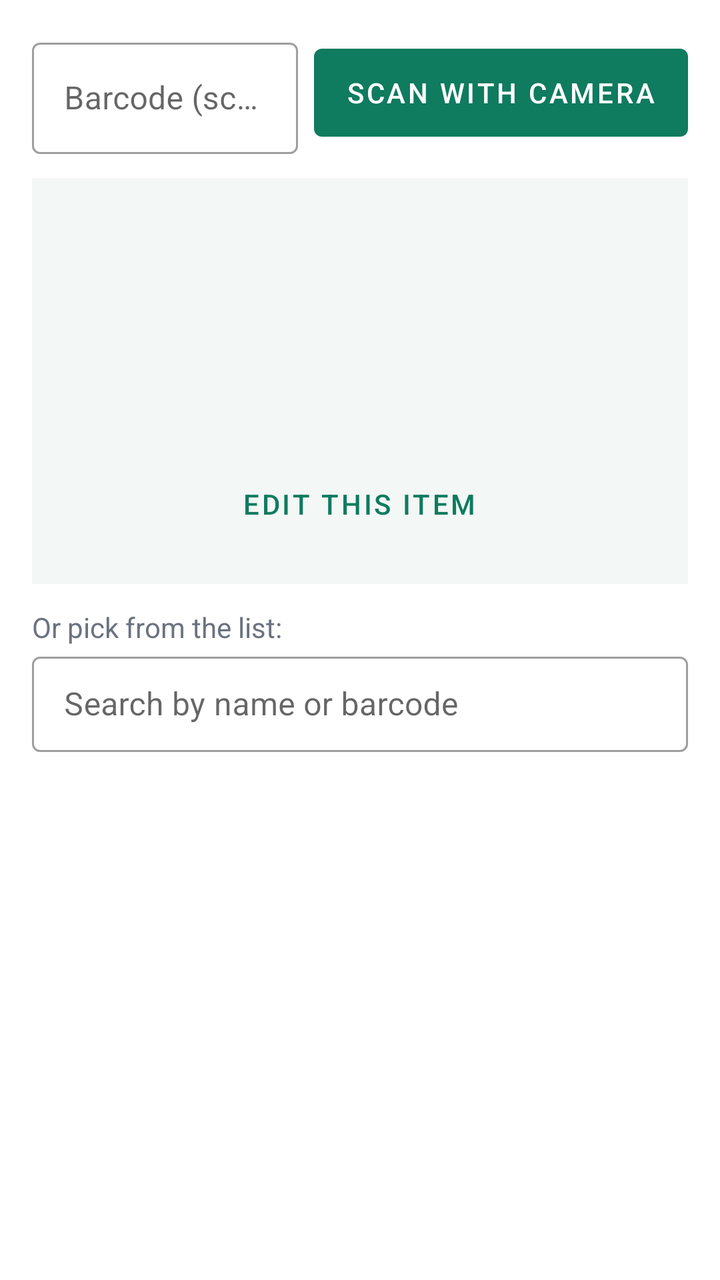
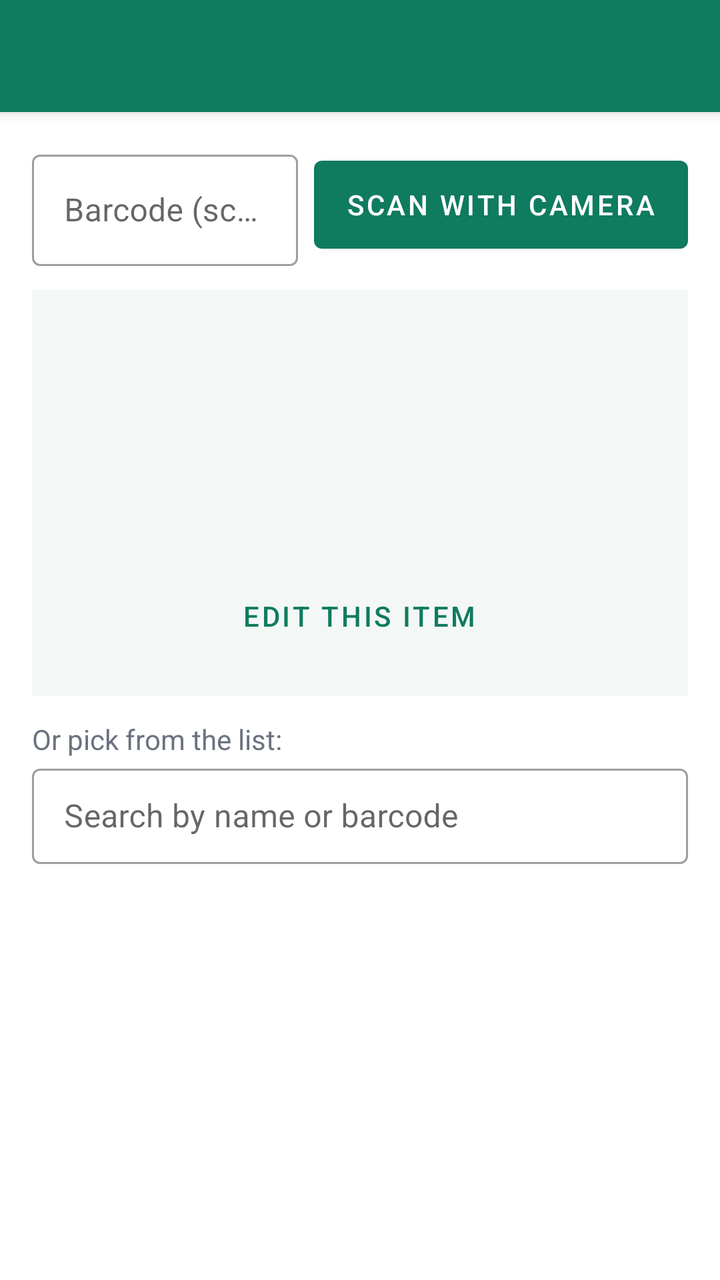

An Android layout rendered at two revisions. The XML below is the earlier revision; the diff shows what the commit changed to produce the second picture.
<!-- AndroidManifest.xml: application theme Theme.StorePOS -->
<!-- res/layout/activity_price_check.xml -->
<?xml version="1.0" encoding="utf-8"?>
<LinearLayout xmlns:android="http://schemas.android.com/apk/res/android"
    android:layout_width="match_parent"
    android:layout_height="match_parent"
    android:orientation="vertical"
    android:padding="16dp">

    <LinearLayout
        android:layout_width="match_parent"
        android:layout_height="wrap_content"
        android:gravity="center_vertical"
        android:orientation="horizontal">

        <com.google.android.material.textfield.TextInputLayout
            style="@style/Widget.MaterialComponents.TextInputLayout.OutlinedBox"
            android:layout_width="0dp"
            android:layout_height="wrap_content"
            android:layout_weight="1"
            android:hint="@string/hint_barcode">
            <com.google.android.material.textfield.TextInputEditText
                android:id="@+id/fieldBarcode"
                android:layout_width="match_parent"
                android:layout_height="wrap_content"
                android:imeOptions="actionSearch"
                android:inputType="text"
                android:maxLines="1"
                android:singleLine="true" />
        </com.google.android.material.textfield.TextInputLayout>

        <com.google.android.material.button.MaterialButton
            android:id="@+id/btnScan"
            android:layout_width="wrap_content"
            android:layout_height="wrap_content"
            android:layout_marginStart="8dp"
            android:minHeight="56dp"
            android:text="@string/btn_scan" />
    </LinearLayout>

    <LinearLayout
        android:id="@+id/resultCard"
        android:layout_width="match_parent"
        android:layout_height="wrap_content"
        android:layout_marginTop="12dp"
        android:background="@color/card_bg"
        android:gravity="center_horizontal"
        android:orientation="vertical"
        android:padding="16dp">

        <TextView
            android:id="@+id/resultName"
            android:layout_width="wrap_content"
            android:layout_height="wrap_content"
            android:gravity="center"
            android:textSize="22sp"
            android:textStyle="bold" />

        <TextView
            android:id="@+id/resultPrice"
            android:layout_width="wrap_content"
            android:layout_height="wrap_content"
            android:textColor="@color/price"
            android:textSize="56sp"
            android:textStyle="bold" />

        <TextView
            android:id="@+id/resultDetail"
            android:layout_width="wrap_content"
            android:layout_height="wrap_content"
            android:textColor="@color/muted" />

        <TextView
            android:id="@+id/notFound"
            android:layout_width="wrap_content"
            android:layout_height="wrap_content"
            android:gravity="center"
            android:textSize="18sp"
            android:visibility="gone" />

        <com.google.android.material.button.MaterialButton
            android:id="@+id/btnEdit"
            style="@style/Widget.MaterialComponents.Button.TextButton"
            android:layout_width="wrap_content"
            android:layout_height="wrap_content"
            android:text="@string/btn_edit" />

        <com.google.android.material.button.MaterialButton
            android:id="@+id/btnRegisterNew"
            android:layout_width="wrap_content"
            android:layout_height="wrap_content"
            android:text="@string/btn_register_new"
            android:visibility="gone" />
    </LinearLayout>

    <TextView
        android:layout_width="wrap_content"
        android:layout_height="wrap_content"
        android:layout_marginTop="12dp"
        android:text="@string/pick_from_list"
        android:textColor="@color/muted" />

    <com.google.android.material.textfield.TextInputLayout
        style="@style/Widget.MaterialComponents.TextInputLayout.OutlinedBox.Dense"
        android:layout_width="match_parent"
        android:layout_height="wrap_content"
        android:hint="@string/hint_search">
        <com.google.android.material.textfield.TextInputEditText
            android:id="@+id/fieldSearch"
            android:layout_width="match_parent"
            android:layout_height="wrap_content"
            android:imeOptions="actionDone"
            android:inputType="text"
            android:maxLines="1" />
    </com.google.android.material.textfield.TextInputLayout>

    <ListView
        android:id="@+id/list"
        android:layout_width="match_parent"
        android:layout_height="0dp"
        android:layout_weight="1" />
</LinearLayout>
<!-- resources referenced by this layout -->
<resources>
  <color name="card_bg">#F3F7F5</color>
  <color name="muted">#6B7280</color>
  <color name="price">#0F7B5F</color>
  <string name="btn_edit">Edit this item</string>
  <string name="btn_register_new">Register this item</string>
  <string name="btn_scan">Scan with camera</string>
  <string name="hint_barcode">Barcode (scan or type, then Enter)</string>
  <string name="hint_search">Search by name or barcode</string>
  <string name="pick_from_list">Or pick from the list:</string>
  <style name="Theme.StorePOS" parent="Theme.MaterialComponents.Light.DarkActionBar">
          <item name="colorPrimary">@color/brand</item>
          <item name="colorPrimaryVariant">@color/brand_dark</item>
          <item name="colorOnPrimary">@android:color/white</item>
          <item name="colorSecondary">@color/accent</item>
          <item name="colorOnSecondary">@android:color/black</item>
          <item name="android:statusBarColor">@color/brand_dark</item>
      </style>
  <color name="brand">#0F7B5F</color>
  <color name="brand_dark">#0A5A45</color>
  <color name="accent">#F2A900</color>
</resources>

<!-- the commit's change to res/layout/activity_price_check.xml (unified diff, before → after) -->
@@ -1,120 +1,132 @@
 <?xml version="1.0" encoding="utf-8"?>
 <LinearLayout xmlns:android="http://schemas.android.com/apk/res/android"
+    android:id="@+id/root"
     android:layout_width="match_parent"
     android:layout_height="match_parent"
-    android:orientation="vertical"
-    android:padding="16dp">
+    android:orientation="vertical">
+
+    <com.google.android.material.appbar.MaterialToolbar
+        android:id="@+id/toolbar"
+        style="@style/AppToolbar" />
 
     <LinearLayout
         android:layout_width="match_parent"
-        android:layout_height="wrap_content"
-        android:gravity="center_vertical"
-        android:orientation="horizontal">
-
-        <com.google.android.material.textfield.TextInputLayout
-            style="@style/Widget.MaterialComponents.TextInputLayout.OutlinedBox"
-            android:layout_width="0dp"
-            android:layout_height="wrap_content"
-            android:layout_weight="1"
-            android:hint="@string/hint_barcode">
-            <com.google.android.material.textfield.TextInputEditText
-                android:id="@+id/fieldBarcode"
-                android:layout_width="match_parent"
-                android:layout_height="wrap_content"
-                android:imeOptions="actionSearch"
-                android:inputType="text"
-                android:maxLines="1"
-                android:singleLine="true" />
-        </com.google.android.material.textfield.TextInputLayout>
-
-        <com.google.android.material.button.MaterialButton
-            android:id="@+id/btnScan"
-            android:layout_width="wrap_content"
-            android:layout_height="wrap_content"
-            android:layout_marginStart="8dp"
-            android:minHeight="56dp"
-            android:text="@string/btn_scan" />
-    </LinearLayout>
-
-    <LinearLayout
-        android:id="@+id/resultCard"
-        android:layout_width="match_parent"
-        android:layout_height="wrap_content"
-        android:layout_marginTop="12dp"
-        android:background="@color/card_bg"
-        android:gravity="center_horizontal"
+        android:layout_height="0dp"
+        android:layout_weight="1"
         android:orientation="vertical"
         android:padding="16dp">
 
+        <LinearLayout
+            android:layout_width="match_parent"
+            android:layout_height="wrap_content"
+            android:gravity="center_vertical"
+            android:orientation="horizontal">
+
+            <com.google.android.material.textfield.TextInputLayout
+                style="@style/Widget.MaterialComponents.TextInputLayout.OutlinedBox"
+                android:layout_width="0dp"
+                android:layout_height="wrap_content"
+                android:layout_weight="1"
+                android:hint="@string/hint_barcode">
+                <com.google.android.material.textfield.TextInputEditText
+                    android:id="@+id/fieldBarcode"
+                    android:layout_width="match_parent"
+                    android:layout_height="wrap_content"
+                    android:imeOptions="actionSearch"
+                    android:inputType="text"
+                    android:maxLines="1"
+                    android:singleLine="true" />
+            </com.google.android.material.textfield.TextInputLayout>
+
+            <com.google.android.material.button.MaterialButton
+                android:id="@+id/btnScan"
+                android:layout_width="wrap_content"
+                android:layout_height="wrap_content"
+                android:layout_marginStart="8dp"
+                android:minHeight="56dp"
+                android:text="@string/btn_scan" />
+        </LinearLayout>
+
+        <LinearLayout
+            android:id="@+id/resultCard"
+            android:layout_width="match_parent"
+            android:layout_height="wrap_content"
+            android:layout_marginTop="12dp"
+            android:background="@color/card_bg"
+            android:gravity="center_horizontal"
+            android:orientation="vertical"
+            android:padding="16dp">
+
+            <TextView
+                android:id="@+id/resultName"
+                android:layout_width="wrap_content"
+                android:layout_height="wrap_content"
+                android:gravity="center"
+                android:textSize="22sp"
+                android:textStyle="bold" />
+
+            <TextView
+                android:id="@+id/resultPrice"
+                android:layout_width="wrap_content"
+                android:layout_height="wrap_content"
+                android:textColor="@color/price"
+                android:textSize="56sp"
+                android:textStyle="bold" />
+
+            <TextView
+                android:id="@+id/resultDetail"
+                android:layout_width="wrap_content"
+                android:layout_height="wrap_content"
+                android:textColor="@color/muted" />
+
+            <TextView
+                android:id="@+id/notFound"
+                android:layout_width="wrap_content"
+                android:layout_height="wrap_content"
+                android:gravity="center"
+                android:textSize="18sp"
+                android:visibility="gone" />
+
+            <com.google.android.material.button.MaterialButton
+                android:id="@+id/btnEdit"
+                style="@style/Widget.MaterialComponents.Button.TextButton"
+                android:layout_width="wrap_content"
+                android:layout_height="wrap_content"
+                android:text="@string/btn_edit" />
+
+            <com.google.android.material.button.MaterialButton
+                android:id="@+id/btnRegisterNew"
+                android:layout_width="wrap_content"
+                android:layout_height="wrap_content"
+                android:text="@string/btn_register_new"
+                android:visibility="gone" />
+        </LinearLayout>
+
         <TextView
-            android:id="@+id/resultName"
             android:layout_width="wrap_content"
             android:layout_height="wrap_content"
-            android:gravity="center"
-            android:textSize="22sp"
-            android:textStyle="bold" />
-
-        <TextView
-            android:id="@+id/resultPrice"
-            android:layout_width="wrap_content"
-            android:layout_height="wrap_content"
-            android:textColor="@color/price"
-            android:textSize="56sp"
-            android:textStyle="bold" />
-
-        <TextView
-            android:id="@+id/resultDetail"
-            android:layout_width="wrap_content"
-            android:layout_height="wrap_content"
+            android:layout_marginTop="12dp"
+            android:text="@string/pick_from_list"
             android:textColor="@color/muted" />
 
-        <TextView
-            android:id="@+id/notFound"
-            android:layout_width="wrap_content"
-            android:layout_height="wrap_content"
-            android:gravity="center"
-            android:textSize="18sp"
-            android:visibility="gone" />
-
-        <com.google.android.material.button.MaterialButton
-            android:id="@+id/btnEdit"
-            style="@style/Widget.MaterialComponents.Button.TextButton"
-            android:layout_width="wrap_content"
-            android:layout_height="wrap_content"
-            android:text="@string/btn_edit" />
-
-        <com.google.android.material.button.MaterialButton
-            android:id="@+id/btnRegisterNew"
-            android:layout_width="wrap_content"
-            android:layout_height="wrap_content"
-            android:text="@string/btn_register_new"
-            android:visibility="gone" />
-    </LinearLayout>
-
-    <TextView
-        android:layout_width="wrap_content"
-        android:layout_height="wrap_content"
-        android:layout_marginTop="12dp"
-        android:text="@string/pick_from_list"
-        android:textColor="@color/muted" />
-
-    <com.google.android.material.textfield.TextInputLayout
-        style="@style/Widget.MaterialComponents.TextInputLayout.OutlinedBox.Dense"
-        android:layout_width="match_parent"
-        android:layout_height="wrap_content"
-        android:hint="@string/hint_search">
-        <com.google.android.material.textfield.TextInputEditText
-            android:id="@+id/fieldSearch"
+        <com.google.android.material.textfield.TextInputLayout
+            style="@style/Widget.MaterialComponents.TextInputLayout.OutlinedBox.Dense"
             android:layout_width="match_parent"
             android:layout_height="wrap_content"
-            android:imeOptions="actionDone"
-            android:inputType="text"
-            android:maxLines="1" />
-    </com.google.android.material.textfield.TextInputLayout>
+            android:hint="@string/hint_search">
+            <com.google.android.material.textfield.TextInputEditText
+                android:id="@+id/fieldSearch"
+                android:layout_width="match_parent"
+                android:layout_height="wrap_content"
+                android:imeOptions="actionDone"
+                android:inputType="text"
+                android:maxLines="1" />
+        </com.google.android.material.textfield.TextInputLayout>
 
-    <ListView
-        android:id="@+id/list"
-        android:layout_width="match_parent"
-        android:layout_height="0dp"
-        android:layout_weight="1" />
+        <ListView
+            android:id="@+id/list"
+            android:layout_width="match_parent"
+            android:layout_height="0dp"
+            android:layout_weight="1" />
+    </LinearLayout>
 </LinearLayout>
<!-- resource entries referenced after the edit -->
@@ -9,13 +9,20 @@
   <string name="hint_barcode">Barcode (scan or type, then Enter)</string>
   <string name="hint_search">Search by name or barcode</string>
   <string name="pick_from_list">Or pick from the list:</string>
-  <style name="Theme.StorePOS" parent="Theme.MaterialComponents.Light.DarkActionBar">
+  <style name="AppToolbar" parent="Widget.MaterialComponents.Toolbar.Primary">
+          <item name="android:layout_width">match_parent</item>
+          <item name="android:layout_height">wrap_content</item>
+          <item name="android:minHeight">?attr/actionBarSize</item>
+          <item name="android:background">@color/brand</item>
+          <item name="titleTextColor">@android:color/white</item>
+      </style>
+  <style name="Theme.StorePOS" parent="Theme.MaterialComponents.Light.NoActionBar">
           <item name="colorPrimary">@color/brand</item>
           <item name="colorPrimaryVariant">@color/brand_dark</item>
           <item name="colorOnPrimary">@android:color/white</item>
           <item name="colorSecondary">@color/accent</item>
           <item name="colorOnSecondary">@android:color/black</item>
-          <item name="android:statusBarColor">@color/brand_dark</item>
+          <item name="android:windowBackground">@android:color/white</item>
       </style>
   <color name="brand">#0F7B5F</color>
   <color name="brand_dark">#0A5A45</color>
